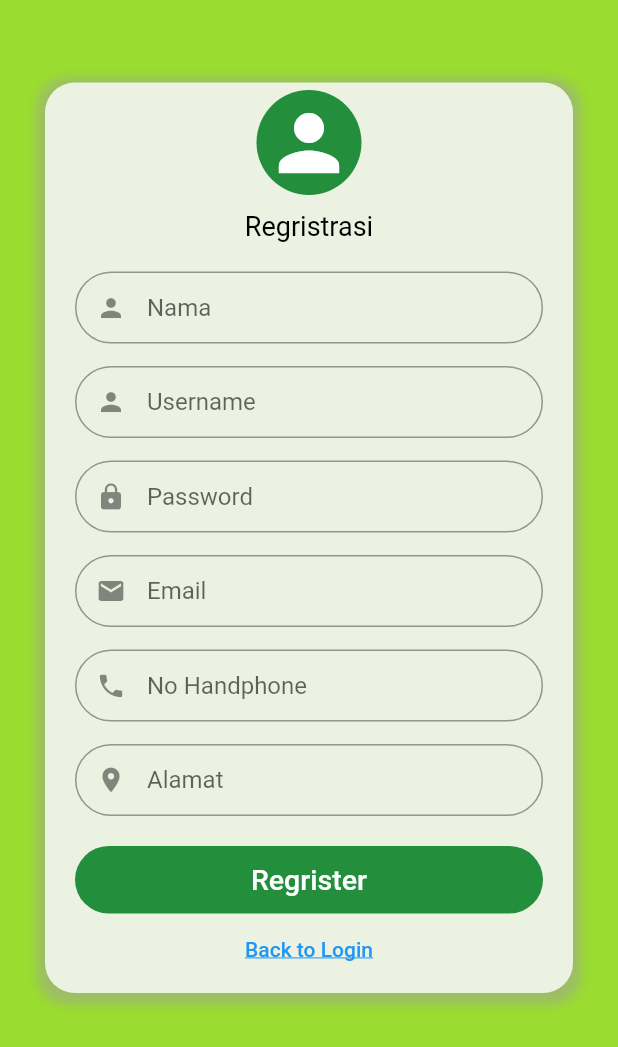
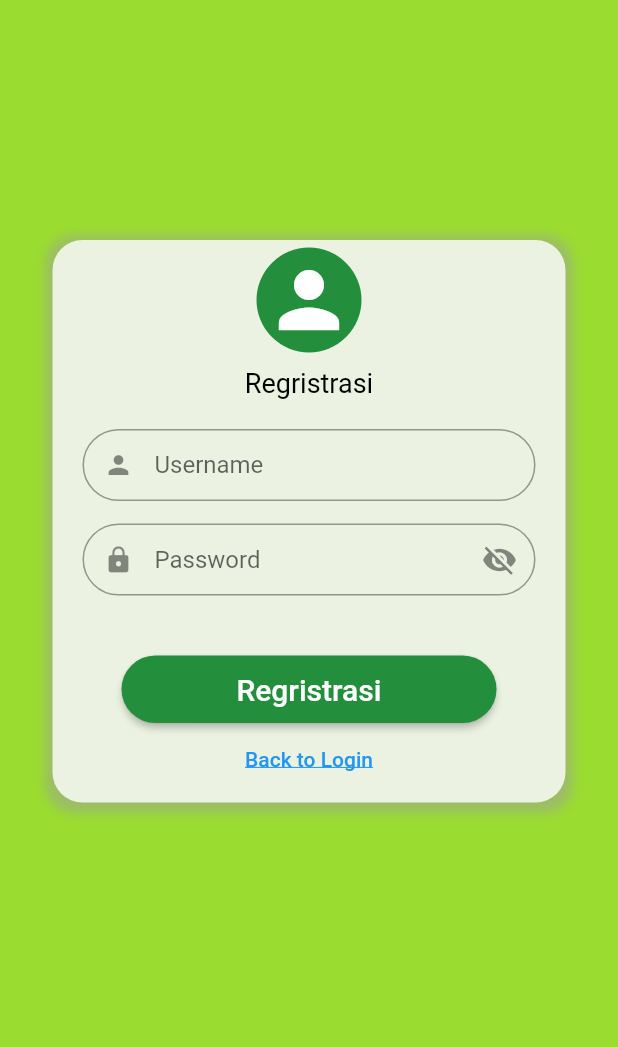
Before and after one commit to candra09/CatatUang-App, a Flutter app: the RegisterPage screen opened directly, on a phone screen of 412 x 824 dp. Shown: the top 1047 px of the screen. Run offline on Flutter 3.47's test engine with Material 2 defaults, Android fonts, the phone set to English and light mode, and no system bars; our stand-ins replace cloud_firestore, firebase_core, flutter_slidable; accounts and stored records are empty.

Commit message:
Update register.dart

```diff
--- a/lib/screen/register.dart
+++ b/lib/screen/register.dart
@@ -1,13 +1,27 @@
 import 'package:flutter/material.dart';
 import 'dart:ui';
 import 'package:flutter_application_project_1/screen/login.dart';
+import '../authentication.dart';
 
 class RegisterPage extends StatefulWidget {
+  RegisterPage({Key key}) : super(key: key);
+
   @override
-  _RegisterPageState createState() => new _RegisterPageState();
+  _RegisterPageState createState() => _RegisterPageState();
 }
 
 class _RegisterPageState extends State<RegisterPage> {
+  final _formKey = GlobalKey<FormState>();
+
+  String email;
+  String password;
+  String name;
+  bool _obscureText = true;
+
+  bool agree = false;
+
+  final pass = new TextEditingController();
+
   @override
   void initState() {
     super.initState();
@@ -18,14 +32,16 @@ class _RegisterPageState extends State<RegisterPage> {
     return Scaffold(
       backgroundColor: Color(0xff9ADC2F),
       body: SingleChildScrollView(
-        child: Stack(
-          children: [
-            Column(
+        child: Padding(
+            padding: const EdgeInsets.all(5),
+            child: Form(
+              key: _formKey,
+              child: Column(
                 mainAxisAlignment: MainAxisAlignment.start,
                 crossAxisAlignment: CrossAxisAlignment.center,
                 children: [
                   SizedBox(
-                  height: 50,
+                    height: 150,
                   ),
                   Column(
                     children: [
@@ -45,8 +61,8 @@ class _RegisterPageState extends State<RegisterPage> {
                                   color: Colors.grey.withOpacity(0.5),
                                   spreadRadius: 5,
                                   blurRadius: 5,
-                                offset:
-                                    Offset(0, 2), // changes position of shadow
+                                  offset: Offset(
+                                      0, 2), // changes position of shadow
                                 ),
                               ],
                             ),
@@ -74,24 +90,22 @@ class _RegisterPageState extends State<RegisterPage> {
                                   decoration: InputDecoration(
                                     contentPadding: EdgeInsets.all(2),
                                     prefixIcon: Icon(Icons.person, size: 20),
-                                    hintText: "Nama",
-                                    border: OutlineInputBorder(
-                                        borderRadius:
-                                            BorderRadius.circular(32.0),
-                                        borderSide:
-                                            BorderSide(color: Colors.white))),
-                              ),
-                              SizedBox(height: 15),
-                              TextFormField(
-                                decoration: InputDecoration(
-                                    contentPadding: EdgeInsets.all(2),
-                                    prefixIcon: Icon(Icons.person, size: 20),
                                     hintText: "Username",
                                     border: OutlineInputBorder(
-                                        borderRadius:
-                                            BorderRadius.circular(32.0),
+                                      borderRadius: BorderRadius.circular(32.0),
                                       borderSide:
-                                            BorderSide(color: Colors.white))),
+                                          BorderSide(color: Colors.white),
+                                    ),
+                                  ),
+                                  validator: (value) {
+                                    if (value.isEmpty) {
+                                      return 'Please enter some text';
+                                    }
+                                    return null;
+                                  },
+                                  onSaved: (val) {
+                                    email = val;
+                                  },
                                 ),
                                 SizedBox(height: 15),
                                 TextFormField(
@@ -100,77 +114,87 @@ class _RegisterPageState extends State<RegisterPage> {
                                     prefixIcon: Icon(Icons.lock, size: 20),
                                     hintText: "Password",
                                     border: OutlineInputBorder(
-                                        borderRadius:
-                                            BorderRadius.circular(32.0),
+                                      borderRadius: BorderRadius.circular(32.0),
                                       borderSide:
-                                            BorderSide(color: Colors.white))),
+                                          BorderSide(color: Colors.white),
                                     ),
-                              SizedBox(height: 15),
-                              TextFormField(
-                                decoration: InputDecoration(
-                                    contentPadding: EdgeInsets.all(2),
-                                    prefixIcon: Icon(Icons.email, size: 20),
-                                    hintText: "Email",
-                                    border: OutlineInputBorder(
-                                        borderRadius:
-                                            BorderRadius.circular(32.0),
-                                        borderSide:
-                                            BorderSide(color: Colors.white))),
+                                    suffixIcon: GestureDetector(
+                                      onTap: () {
+                                        setState(() {
+                                          _obscureText = !_obscureText;
+                                        });
+                                      },
+                                      child: Icon(
+                                        _obscureText
+                                            ? Icons.visibility_off
+                                            : Icons.visibility,
                                       ),
-                              SizedBox(height: 15),
-                              TextFormField(
-                                decoration: InputDecoration(
-                                    contentPadding: EdgeInsets.all(2),
-                                    prefixIcon: Icon(Icons.phone, size: 20),
-                                    hintText: "No Handphone",
-                                    border: OutlineInputBorder(
-                                        borderRadius:
-                                            BorderRadius.circular(32.0),
-                                        borderSide:
-                                            BorderSide(color: Colors.white))),
                                     ),
-                              SizedBox(height: 15),
-                              TextFormField(
-                                decoration: InputDecoration(
-                                    contentPadding: EdgeInsets.all(2),
-                                    prefixIcon:
-                                        Icon(Icons.location_on_sharp, size: 20),
-                                    hintText: "Alamat",
-                                    border: OutlineInputBorder(
-                                        borderRadius:
-                                            BorderRadius.circular(32.0),
-                                        borderSide:
-                                            BorderSide(color: Colors.white))),
                                   ),
-                              SizedBox(height: 20),
-                              Container(
+                                  onSaved: (val) {
+                                    password = val;
+                                  },
+                                  obscureText: true,
+                                  validator: (value) {
+                                    if (value.isEmpty) {
+                                      return 'Please enter some text';
+                                    }
+                                    return null;
+                                  },
+                                ),
+                                //
+                                SizedBox(height: 40),
+
+                                SizedBox(
                                   height: 45,
-                                  width: 400,
-                                  decoration: BoxDecoration(
+                                  width: 250,
+                                  child: RaisedButton(
+                                    onPressed: () {
+                                      if (_formKey.currentState.validate()) {
+                                        _formKey.currentState.save();
+
+                                        AuthenticationHelper()
+                                            .signUp(
+                                                email: email,
+                                                password: password)
+                                            .then((result) {
+                                          if (result == null) {
+                                            Navigator.pushReplacement(
+                                                context,
+                                                MaterialPageRoute(
+                                                    builder: (context) =>
+                                                        LoginPage()));
+                                          } else {
+                                            Scaffold.of(context)
+                                                .showSnackBar(SnackBar(
+                                              content: Text(
+                                                result,
+                                                style: TextStyle(fontSize: 16),
+                                              ),
+                                            ));
+                                          }
+                                        });
+                                      }
+                                    },
+                                    shape: RoundedRectangleBorder(
+                                        borderRadius: BorderRadius.all(
+                                            Radius.circular(32))),
                                     color: Color(0xff238E3B),
-                                      borderRadius: BorderRadius.circular(32)),
-                                  padding: EdgeInsets.all(10),
-                                  child: FlatButton(
+                                    textColor: Colors.white,
+                                    child: Text(
+                                      'Regristrasi',
+                                      style: TextStyle(fontSize: 20),
+                                    ),
+                                  ),
+                                ),
+                                FlatButton(
+                                    splashColor: Colors.blue,
                                     onPressed: () {
                                       Navigator.push(
                                           context,
                                           MaterialPageRoute(
                                               builder: (context) =>
                                                   LoginPage()));
-                                    },
-                                    child: Text('Regrister',
-                                        style: TextStyle(
-                                          fontSize: 19,
-                                          color: Colors.white,
-                                        )),
-                                  )),
-                              FlatButton(
-                                  splashColor: Colors.blue,
-                                  onPressed: () {
-                                    Navigator.push(
-                                        context,
-                                        MaterialPageRoute(
-                                            builder: (context) => LoginPage()));
                                     },
                                     child: Text('Back to Login',
                                         style: TextStyle(
@@ -183,9 +207,8 @@ class _RegisterPageState extends State<RegisterPage> {
                     ],
                   ),
                 ],
-            )
-          ],
               ),
+            )),
       ),
     );
   }
```
Lines whose indentation alone changed are shown as unchanged.
